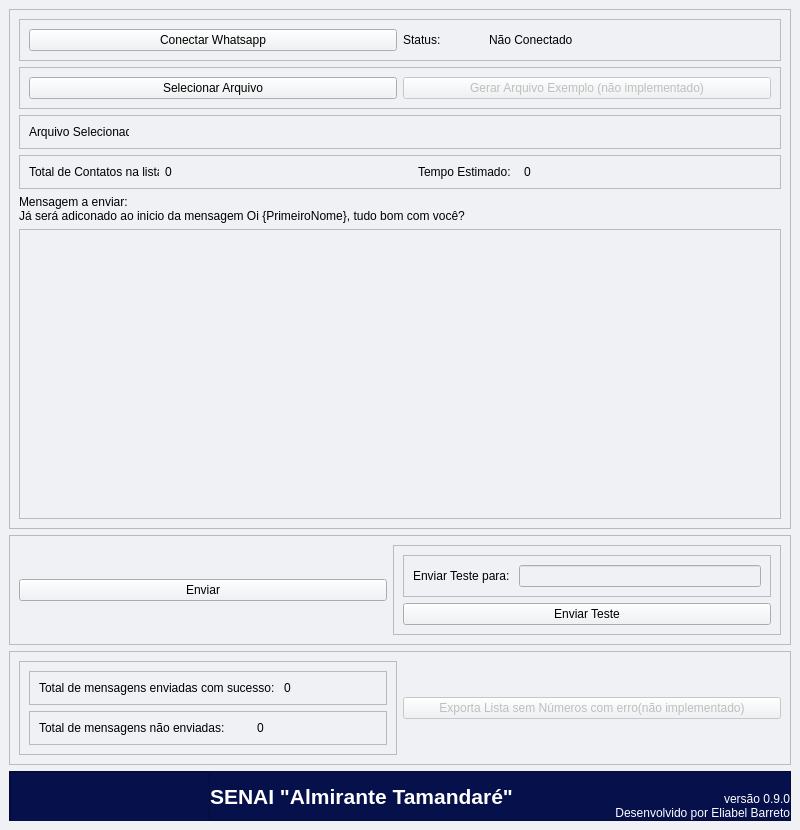
Qt form screen.ui (ebarretodev/EnviarWhastapp) before a commit.
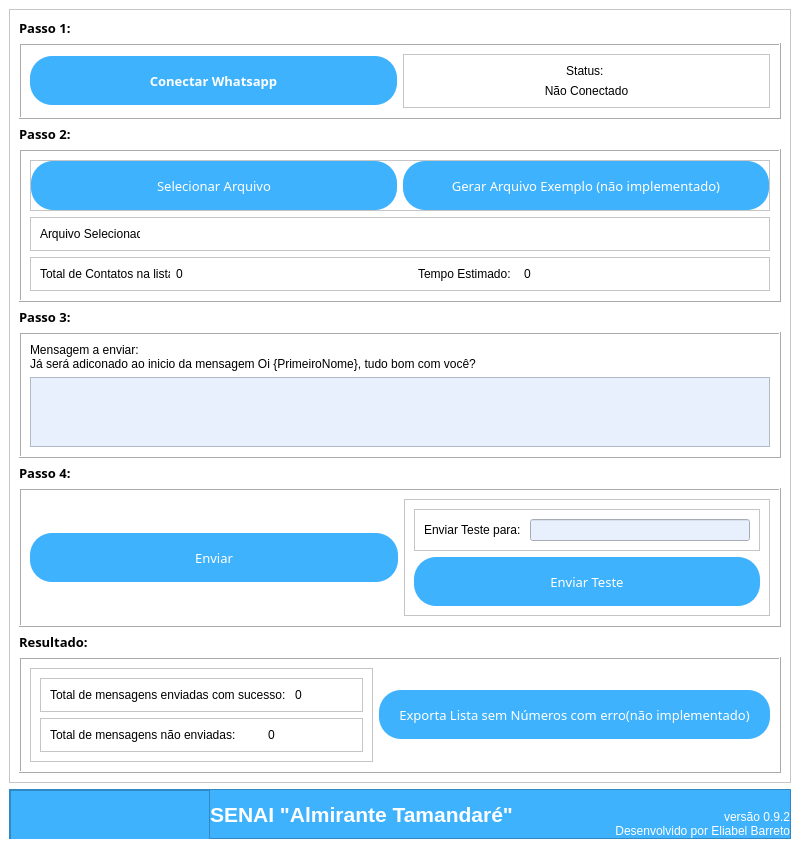
The same form after that commit. Icons and pictures are not drawn.

Commit message: Splash Screen e Design de Tela

Diff of the .ui file:
```diff
--- a/screen.ui
+++ b/screen.ui
@@ -7,7 +7,7 @@
     <x>0</x>
     <y>0</y>
     <width>800</width>
-    <height>830</height>
+    <height>839</height>
    </rect>
   </property>
   <property name="windowTitle">
@@ -18,7 +18,8 @@
     <normaloff>:/icone/Images/icone.png</normaloff>:/icone/Images/icone.png</iconset>
   </property>
   <property name="styleSheet">
-   <string notr="true">background-color: rgb(239, 241, 245);</string>
+   <string notr="true">background-color: #FFFFFF;
+</string>
   </property>
   <widget class="QWidget" name="centralwidget">
    <layout class="QVBoxLayout" name="verticalLayout">
@@ -31,10 +32,25 @@
        <enum>QFrame::Raised</enum>
       </property>
       <layout class="QVBoxLayout" name="verticalLayout_2">
+       <item>
+        <widget class="QLabel" name="label_9">
+         <property name="font">
+          <font>
+           <family>Arial Black</family>
+           <pointsize>10</pointsize>
+           <weight>75</weight>
+           <bold>true</bold>
+          </font>
+         </property>
+         <property name="text">
+          <string>Passo 1:</string>
+         </property>
+        </widget>
+       </item>
        <item>
         <widget class="QFrame" name="frame_4">
          <property name="frameShape">
-          <enum>QFrame::StyledPanel</enum>
+          <enum>QFrame::Box</enum>
          </property>
          <property name="frameShadow">
           <enum>QFrame::Raised</enum>
@@ -44,7 +60,7 @@
            <widget class="QPushButton" name="buttonConnectZap">
             <property name="minimumSize">
              <size>
-              <width>368</width>
+              <width>0</width>
               <height>0</height>
              </size>
             </property>
@@ -54,8 +70,49 @@
               <height>16777215</height>
              </size>
             </property>
+            <property name="font">
+             <font>
+              <family>Arial Black</family>
+              <pointsize>10</pointsize>
+              <weight>75</weight>
+              <bold>true</bold>
+             </font>
+            </property>
             <property name="styleSheet">
-             <string notr="true"/>
+             <string notr="true">QPushButton {
+  background-color: #3EB2FD;
+  border-radius: 22px;
+  border-width: 0;
+  color: #FFFFFF;
+  font-size: 1rem;
+  height: auto;
+  line-height: 1.5;
+  padding: 6px 20px;
+  position: relative;
+  text-align: center;
+  vertical-align: top;
+}
+
+QPushButton:disabled {
+  opacity: .3;
+}
+
+QPushButton:hover {
+  background-image: linear-gradient(#51A9EE, #147BCD);
+  border-color: #1482D0;
+  text-decoration: none;
+}
+
+QPushButton:active {
+  background-image: linear-gradient(#3D94D9, #0067B9);
+  border-color: #006DBC;
+  outline: none;
+}
+
+QPushButton:focus {
+  outline: none;
+}
+</string>
             </property>
             <property name="text">
              <string>Conectar Whatsapp</string>
@@ -63,28 +120,73 @@
            </widget>
           </item>
           <item>
+           <widget class="QFrame" name="frame_17">
+            <property name="frameShape">
+             <enum>QFrame::StyledPanel</enum>
+            </property>
+            <property name="frameShadow">
+             <enum>QFrame::Raised</enum>
+            </property>
+            <layout class="QVBoxLayout" name="verticalLayout_7">
+             <item>
            <widget class="QLabel" name="label_3">
             <property name="maximumSize">
              <size>
-              <width>80</width>
+                 <width>16777215</width>
               <height>16777215</height>
              </size>
             </property>
             <property name="text">
              <string>Status: </string>
             </property>
+               <property name="alignment">
+                <set>Qt::AlignCenter</set>
+               </property>
            </widget>
           </item>
           <item>
            <widget class="QLabel" name="labelStatusConnectZap">
+               <property name="frameShape">
+                <enum>QFrame::NoFrame</enum>
+               </property>
             <property name="text">
              <string>Não Conectado</string>
             </property>
+               <property name="alignment">
+                <set>Qt::AlignCenter</set>
+               </property>
            </widget>
           </item>
          </layout>
         </widget>
        </item>
+         </layout>
+        </widget>
+       </item>
+       <item>
+        <widget class="QLabel" name="label_10">
+         <property name="font">
+          <font>
+           <family>Arial Black</family>
+           <pointsize>10</pointsize>
+           <weight>75</weight>
+           <bold>true</bold>
+          </font>
+         </property>
+         <property name="text">
+          <string>Passo 2:</string>
+         </property>
+        </widget>
+       </item>
+       <item>
+        <widget class="QFrame" name="frame_16">
+         <property name="frameShape">
+          <enum>QFrame::Box</enum>
+         </property>
+         <property name="frameShadow">
+          <enum>QFrame::Raised</enum>
+         </property>
+         <layout class="QVBoxLayout" name="verticalLayout_6">
        <item>
         <widget class="QFrame" name="frame_5">
          <property name="frameShape">
@@ -94,8 +196,62 @@
           <enum>QFrame::Raised</enum>
          </property>
          <layout class="QHBoxLayout" name="horizontalLayout_3">
+             <property name="leftMargin">
+              <number>0</number>
+             </property>
+             <property name="topMargin">
+              <number>0</number>
+             </property>
+             <property name="rightMargin">
+              <number>0</number>
+             </property>
+             <property name="bottomMargin">
+              <number>0</number>
+             </property>
           <item>
            <widget class="QPushButton" name="buttonSelecionaArquivo">
+               <property name="font">
+                <font>
+                 <family>Arial Black</family>
+                 <pointsize>10</pointsize>
+                </font>
+               </property>
+               <property name="styleSheet">
+                <string notr="true">QPushButton {
+  background-color: #3EB2FD;
+  border-radius: 22px;
+  border-width: 0;
+  color: #FFFFFF;
+  font-size: 1rem;
+  height: auto;
+  line-height: 1.5;
+  padding: 6px 20px;
+  position: relative;
+  text-align: center;
+  vertical-align: top;
+}
+
+QPushButton:disabled {
+  opacity: .3;
+}
+
+QPushButton:hover {
+  background-image: linear-gradient(#51A9EE, #147BCD);
+  border-color: #1482D0;
+  text-decoration: none;
+}
+
+QPushButton:active {
+  background-image: linear-gradient(#3D94D9, #0067B9);
+  border-color: #006DBC;
+  outline: none;
+}
+
+QPushButton:focus {
+  outline: none;
+}
+</string>
+               </property>
             <property name="text">
              <string>Selecionar Arquivo</string>
             </property>
@@ -106,6 +262,48 @@
             <property name="enabled">
              <bool>false</bool>
             </property>
+               <property name="font">
+                <font>
+                 <family>Arial Black</family>
+                 <pointsize>10</pointsize>
+                </font>
+               </property>
+               <property name="styleSheet">
+                <string notr="true">QPushButton {
+  background-color: #3EB2FD;
+  border-radius: 22px;
+  border-width: 0;
+  color: #FFFFFF;
+  font-size: 1rem;
+  height: auto;
+  line-height: 1.5;
+  padding: 6px 20px;
+  position: relative;
+  text-align: center;
+  vertical-align: top;
+}
+
+QPushButton:disabled {
+  opacity: .3;
+}
+
+QPushButton:hover {
+  background-image: linear-gradient(#51A9EE, #147BCD);
+  border-color: #1482D0;
+  text-decoration: none;
+}
+
+QPushButton:active {
+  background-image: linear-gradient(#3D94D9, #0067B9);
+  border-color: #006DBC;
+  outline: none;
+}
+
+QPushButton:focus {
+  outline: none;
+}
+</string>
+               </property>
             <property name="text">
              <string>Gerar Arquivo Exemplo (não implementado)</string>
             </property>
@@ -210,6 +408,33 @@
          </layout>
         </widget>
        </item>
+         </layout>
+        </widget>
+       </item>
+       <item>
+        <widget class="QLabel" name="label_11">
+         <property name="font">
+          <font>
+           <family>Arial Black</family>
+           <pointsize>10</pointsize>
+           <weight>75</weight>
+           <bold>true</bold>
+          </font>
+         </property>
+         <property name="text">
+          <string>Passo 3:</string>
+         </property>
+        </widget>
+       </item>
+       <item>
+        <widget class="QFrame" name="frame_15">
+         <property name="frameShape">
+          <enum>QFrame::Box</enum>
+         </property>
+         <property name="frameShadow">
+          <enum>QFrame::Raised</enum>
+         </property>
+         <layout class="QVBoxLayout" name="verticalLayout_5">
        <item>
         <widget class="QLabel" name="label_7">
          <property name="text">
@@ -220,6 +445,9 @@
        </item>
        <item>
         <widget class="QPlainTextEdit" name="textoParaEnviar">
+            <property name="styleSheet">
+             <string notr="true">background-color: #E8F0FE;</string>
+            </property>
          <property name="inputMethodHints">
           <set>Qt::ImhNone</set>
          </property>
@@ -228,10 +456,28 @@
       </layout>
      </widget>
     </item>
+       <item>
+        <widget class="QLabel" name="label_12">
+         <property name="font">
+          <font>
+           <family>Arial Black</family>
+           <pointsize>10</pointsize>
+           <weight>75</weight>
+           <bold>true</bold>
+          </font>
+         </property>
+         <property name="text">
+          <string>Passo 4:</string>
+         </property>
+         <property name="margin">
+          <number>0</number>
+         </property>
+        </widget>
+       </item>
     <item>
      <widget class="QFrame" name="frame_8">
       <property name="frameShape">
-       <enum>QFrame::StyledPanel</enum>
+          <enum>QFrame::Box</enum>
       </property>
       <property name="frameShadow">
        <enum>QFrame::Raised</enum>
@@ -245,6 +491,48 @@
            <height>0</height>
           </size>
          </property>
+            <property name="font">
+             <font>
+              <family>Arial Black</family>
+              <pointsize>10</pointsize>
+             </font>
+            </property>
+            <property name="styleSheet">
+             <string notr="true">QPushButton {
+  background-color: #3EB2FD;
+  border-radius: 22px;
+  border-width: 0;
+  color: #FFFFFF;
+  font-size: 1rem;
+  height: auto;
+  line-height: 1.5;
+  padding: 6px 20px;
+  position: relative;
+  text-align: center;
+  vertical-align: top;
+}
+
+QPushButton:disabled {
+  opacity: .3;
+}
+
+QPushButton:hover {
+  background-image: linear-gradient(#51A9EE, #147BCD);
+  border-color: #1482D0;
+  text-decoration: none;
+}
+
+QPushButton:active {
+  background-image: linear-gradient(#3D94D9, #0067B9);
+  border-color: #006DBC;
+  outline: none;
+}
+
+QPushButton:focus {
+  outline: none;
+}
+</string>
+            </property>
          <property name="text">
           <string>Enviar</string>
          </property>
@@ -277,6 +565,9 @@
              </item>
              <item>
               <widget class="QLineEdit" name="lineEditNumeroTeste">
+                  <property name="styleSheet">
+                   <string notr="true">background-color: #E8F0FE;</string>
+                  </property>
                <property name="inputMethodHints">
                 <set>Qt::ImhPreferNumbers</set>
                </property>
@@ -287,6 +578,48 @@
           </item>
           <item>
            <widget class="QPushButton" name="buttonEnviarTeste">
+               <property name="font">
+                <font>
+                 <family>Arial Black</family>
+                 <pointsize>10</pointsize>
+                </font>
+               </property>
+               <property name="styleSheet">
+                <string notr="true">QPushButton {
+  background-color: #3EB2FD;
+  border-radius: 22px;
+  border-width: 0;
+  color: #FFFFFF;
+  font-size: 1rem;
+  height: auto;
+  line-height: 1.5;
+  padding: 6px 20px;
+  position: relative;
+  text-align: center;
+  vertical-align: top;
+}
+
+QPushButton:disabled {
+  opacity: .3;
+}
+
+QPushButton:hover {
+  background-image: linear-gradient(#51A9EE, #147BCD);
+  border-color: #1482D0;
+  text-decoration: none;
+}
+
+QPushButton:active {
+  background-image: linear-gradient(#3D94D9, #0067B9);
+  border-color: #006DBC;
+  outline: none;
+}
+
+QPushButton:focus {
+  outline: none;
+}
+</string>
+               </property>
             <property name="text">
              <string>Enviar Teste</string>
             </property>
@@ -298,10 +631,25 @@
       </layout>
      </widget>
     </item>
+       <item>
+        <widget class="QLabel" name="label_14">
+         <property name="font">
+          <font>
+           <family>Arial Black</family>
+           <pointsize>10</pointsize>
+           <weight>75</weight>
+           <bold>true</bold>
+          </font>
+         </property>
+         <property name="text">
+          <string>Resultado:</string>
+         </property>
+        </widget>
+       </item>
     <item>
      <widget class="QFrame" name="frame_11">
       <property name="frameShape">
-       <enum>QFrame::StyledPanel</enum>
+          <enum>QFrame::Box</enum>
       </property>
       <property name="frameShadow">
        <enum>QFrame::Raised</enum>
@@ -382,6 +730,48 @@
          <property name="enabled">
           <bool>false</bool>
          </property>
+            <property name="font">
+             <font>
+              <family>Arial Black</family>
+              <pointsize>10</pointsize>
+             </font>
+            </property>
+            <property name="styleSheet">
+             <string notr="true">QPushButton {
+  background-color: #3EB2FD;
+  border-radius: 22px;
+  border-width: 0;
+  color: #FFFFFF;
+  font-size: 1rem;
+  height: auto;
+  line-height: 1.5;
+  padding: 6px 20px;
+  position: relative;
+  text-align: center;
+  vertical-align: top;
+}
+
+QPushButton:disabled {
+  opacity: .3;
+}
+
+QPushButton:hover {
+  background-image: linear-gradient(#51A9EE, #147BCD);
+  border-color: #1482D0;
+  text-decoration: none;
+}
+
+QPushButton:active {
+  background-image: linear-gradient(#3D94D9, #0067B9);
+  border-color: #006DBC;
+  outline: none;
+}
+
+QPushButton:focus {
+  outline: none;
+}
+</string>
+            </property>
          <property name="text">
           <string>Exporta Lista sem Números com erro(não implementado)</string>
          </property>
@@ -390,6 +780,9 @@
       </layout>
      </widget>
     </item>
+      </layout>
+     </widget>
+    </item>
     <item>
      <widget class="QFrame" name="frame_2">
       <property name="maximumSize">
@@ -399,7 +792,7 @@
        </size>
       </property>
       <property name="styleSheet">
-       <string notr="true">background-color: rgb(6, 16, 75);</string>
+       <string notr="true">background-color: #3EB2FD;</string>
       </property>
       <property name="frameShape">
        <enum>QFrame::StyledPanel</enum>
@@ -482,7 +875,7 @@
           <string notr="true">color: rgb(255, 255, 255);</string>
          </property>
          <property name="text">
-          <string>versão 0.9.0
+          <string>versão 0.9.2
 Desenvolvido por Eliabel Barreto</string>
          </property>
          <property name="alignment">
```
Lines whose indentation alone changed are shown as unchanged. The commit also changes 11 other files.
